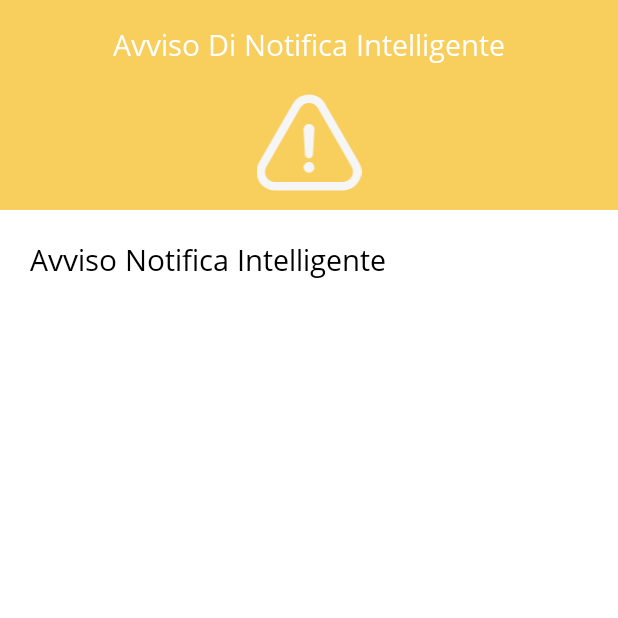
After one commit to Xiryl/meteotrentino-app-deprecated, an Android app: the MessageActivity screen opened directly, with no data from a screen before it, on a phone screen of 412 x 824 dp, the top half of it. The commit adds this screen. Run offline under Robolectric (Android 15) with nearby library versions, the phone set to English and light mode, and no system bars; our stand-ins replace data binding.

Commit message:
[UP] Add intelligent notification system

```diff
--- /dev/null
+++ b/app/src/main/java/it/chiarani/meteotrentinoapp/views/MessageActivity.java
@@ -0,0 +1,42 @@
+package it.chiarani.meteotrentinoapp.views;
+
+import android.content.Intent;
+import android.databinding.DataBindingUtil;
+import android.support.v7.app.AppCompatActivity;
+import android.os.Bundle;
+
+import it.chiarani.meteotrentinoapp.R;
+import it.chiarani.meteotrentinoapp.database.entity.CustomAlertEntity;
+import it.chiarani.meteotrentinoapp.databinding.ActivityMessageBinding;
+import it.chiarani.meteotrentinoapp.repositories.CustomAlertRepository;
+
+public class MessageActivity extends SampleActivity {
+
+  // #region private fields
+  ActivityMessageBinding binding;
+  // #endregion
+  @Override
+  protected int getLayoutID() {
+    return R.layout.activity_message;
+  }
+
+  @Override
+  protected void setActivityBinding() {
+    binding = DataBindingUtil.setContentView(this, getLayoutID());
+  }
+
+  @Override
+  protected void onCreate(Bundle savedInstanceState) {
+    super.onCreate(savedInstanceState);
+
+    Intent this_intent = getIntent();
+
+    if(this_intent.hasExtra("payload")){
+      String payload = this_intent.getStringExtra("payload");
+      binding.activityMessageTxt.setText(payload);
+
+      CustomAlertRepository repository = new CustomAlertRepository(getApplication());
+      repository.deleteAll();
+    }
+  }
+}
--- /dev/null
+++ b/app/src/main/res/layout/activity_message.xml
@@ -0,0 +1,57 @@
+<?xml version="1.0" encoding="utf-8"?>
+<layout>
+  <data/>
+  <RelativeLayout xmlns:android="http://schemas.android.com/apk/res/android"
+    xmlns:app="http://schemas.android.com/apk/res-auto"
+    android:layout_width="match_parent"
+    android:layout_height="match_parent">
+
+    <!-- TOOLBAR -->
+    <LinearLayout
+      android:layout_width="match_parent"
+      android:layout_height="@dimen/toolbar_height"
+      android:background="#F8CE5D">
+
+      <TextView
+        android:layout_width="match_parent"
+        android:layout_height="match_parent"
+        android:fontFamily="@font/os_regular"
+        android:textSize="@dimen/toolbar_text_size"
+        android:textColor="@color/white"
+        android:layout_gravity="center_vertical"
+        android:gravity="center"
+        android:text="Avviso Di Notifica Intelligente"/>
+
+
+    </LinearLayout>
+    <!-- END TOOLBAR -->
+
+    <!-- MAIN CONTENT -->
+    <LinearLayout
+      android:layout_width="match_parent"
+      android:layout_marginTop="@dimen/toolbar_height"
+      android:layout_height="match_parent"
+      android:background="@color/white"
+      android:orientation="vertical">
+
+      <ImageView
+        android:layout_width="match_parent"
+        android:layout_height="80dp"
+        android:layout_gravity="center"
+        android:src="@drawable/ic_warning"
+        android:background="#F8CE5D"
+        android:paddingBottom="10dp"/>
+
+      <TextView
+        android:id="@+id/activity_message_txt"
+        android:layout_width="match_parent"
+        android:layout_height="match_parent"
+        android:fontFamily="@font/os_regular"
+        android:textSize="@dimen/toolbar_text_size"
+        android:textColor="#000"
+        android:layout_margin="20dp"
+
+        android:text="Avviso Notifica Intelligente"/>
+    </LinearLayout>
+  </RelativeLayout>
+</layout>
```
Also changed, not shown: app/src/main/AndroidManifest.xml (+5 -2 lines), app/src/main/java/it/chiarani/meteotrentinoapp/database/AppDatabase.java (+10 -1 lines), app/src/main/java/it/chiarani/meteotrentinoapp/database/dao/CustomAlertDao.java (added, +34 -0 lines), app/src/main/java/it/chiarani/meteotrentinoapp/database/entity/CustomAlertEntity.java (added, +54 -0 lines), app/src/main/java/it/chiarani/meteotrentinoapp/models/CustomAlert.java (added, +12 -0 lines), app/src/main/java/it/chiarani/meteotrentinoapp/repositories/CustomAlertRepository.java (added, +56 -0 lines), app/src/main/java/it/chiarani/meteotrentinoapp/servicies/NotificationExtenderExample.java (+51 -5 lines), app/src/main/java/it/chiarani/meteotrentinoapp/servicies/NotificationOpenedHandler.java (added, +42 -0 lines), app/src/main/java/it/chiarani/meteotrentinoapp/views/MainActivity.java (+22 -6 lines).
